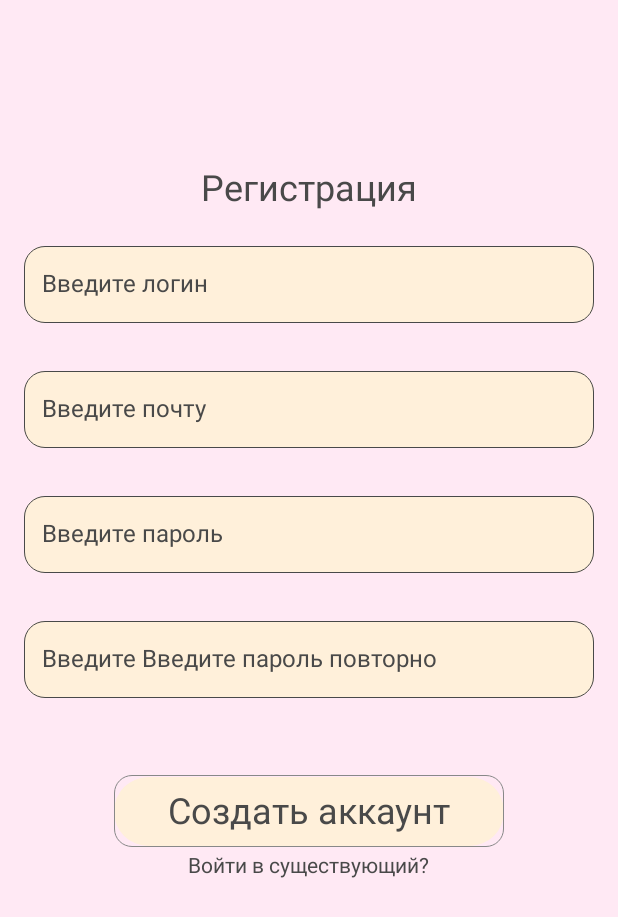
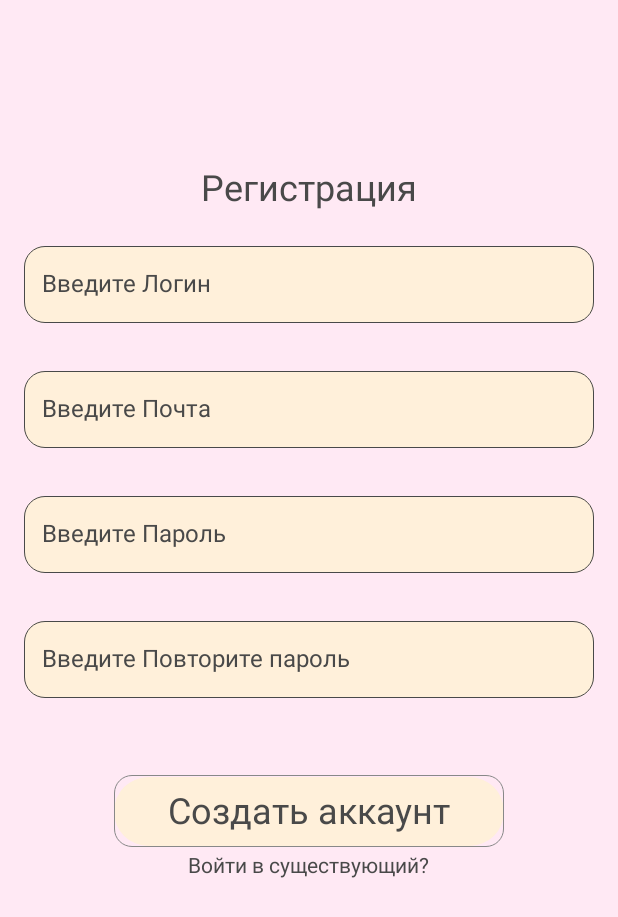
Before and after one commit to DenisFrolkov/CulinaryChest, an Android app built with Jetpack Compose: the RegistrationScreen screen opened through its navigation route, on a phone screen of 412 x 824 dp. Shown: the top 917 px of the screen. Run offline under Robolectric (Android 15) with nearby library versions, the phone set to English and light mode, and no system bars.

Commit message:
I've put the code back in order

```diff
--- a/app/src/main/java/com/den/culinarychest/presentation/screens/RegistrationScreen.kt
+++ b/app/src/main/java/com/den/culinarychest/presentation/screens/RegistrationScreen.kt
@@ -14,10 +14,12 @@ import androidx.compose.runtime.remember
 import androidx.compose.runtime.setValue
 import androidx.compose.ui.Alignment
 import androidx.compose.ui.Modifier
+import androidx.compose.ui.platform.LocalContext
 import androidx.compose.ui.text.TextStyle
 import androidx.compose.ui.unit.dp
 import androidx.compose.ui.unit.sp
 import androidx.navigation.NavController
+import com.den.culinarychest.R
 import com.den.culinarychest.presentation.common.PushButton
 import com.den.culinarychest.presentation.common.TextInput
 import com.den.culinarychest.presentation.route.AppNavigationRoute
@@ -37,20 +39,22 @@ fun RegistrationScreen(
 fun Registration(
     navController: NavController
 ) {
+    val stringResource = LocalContext.current.resources
+
     var login by remember { mutableStateOf("") }
     var email by remember { mutableStateOf("") }
     var password by remember { mutableStateOf("") }
     var verification by remember { mutableStateOf("") }
 
     Column(
+        horizontalAlignment = Alignment.CenterHorizontally,
         modifier = Modifier
             .background(color = SoftPink)
-            .fillMaxSize(),
-        horizontalAlignment = Alignment.CenterHorizontally
+            .fillMaxSize()
     ) {
         Spacer(modifier = Modifier.height(112.dp))
         Text(
-            text = "Регистрация",
+            text = stringResource.getString(R.string.registration_text),
             style = TextStyle(
                 fontSize = 24.sp,
                 color = SoftGray
@@ -61,33 +65,33 @@ fun Registration(
         ) {
             Spacer(modifier = Modifier.height(24.dp))
             TextInput(
-                inputText = "логин",
+                inputText = stringResource.getString(R.string.login_text),
                 onTextChanged = { login = it },
                 validation = { it.matches(Regex("[a-zA-Z0-9_]+")) && it.length in 5..20 }
             )
             Spacer(modifier = Modifier.height(32.dp))
             TextInput(
-                inputText = "почту",
+                inputText = stringResource.getString(R.string.email_text),
                 onTextChanged = { email = it },
                 validation = { it.matches(Regex("^([a-zA-Z0-9_\\-]+)@([a-zA-Z0-9_\\-]+)\\.([a-zA-Z]{2,5})\$")) }
             )
             Spacer(modifier = Modifier.height(32.dp))
             TextInput(
-                inputText = "пароль",
+                inputText = stringResource.getString(R.string.password_text),
                 onTextChanged = { password = it },
                 validation = { it.matches(Regex("^(?=.*[A-Za-z])(?=.*\\d)[A-Za-z\\d]{8,}\$")) }
             )
             Spacer(modifier = Modifier.height(32.dp))
             TextInput(
-                inputText = "Введите пароль повторно",
+                inputText = stringResource.getString(R.string.verification_text),
                 onTextChanged = { verification = it },
                 validation = { it == password }
             )
         }
         Spacer(modifier = Modifier.height(52.dp))
         PushButton(
-            textButton = "Создать аккаунт",
-            transitionalText = "Войти в существующий?",
+            textButton = stringResource.getString(R.string.new_account_text),
+            transitionalText = stringResource.getString(R.string.log_in_to_an_existing_text),
             navController = navController,
             navigationButton = AppNavigationRoute.BottomAppNavigationBar.route,
             navigationText = AppNavigationRoute.AuthorizationScreen.route
--- a/app/src/main/res/values/strings.xml
+++ b/app/src/main/res/values/strings.xml
@@ -1,13 +1,25 @@
 <resources>
     <string name="app_name">CulinaryChest</string>
-    <string name="mistake_text">Проверьте правильность набора информации</string>
     <string name="authorization_text">Авторизация</string>
     <string name="registration_text">Регистрация</string>
-    <string name="new_account_text">Создать аккаунт?</string>
+    <string name="new_account_issue_text">Создать аккаунт?</string>
+    <string name="log_in_to_an_existing_text">Войти в существующий?</string>
+    <string name="new_account_text">Создать аккаунт</string>
+    <string name="favorite_recipe_text">Избранные рецепты</string>
+    <string name="created_recipe_text">Созданные рецепты</string>
+    <string name="edit_text">Редактировать</string>
     <string name="enter_text">Войти</string>
+    <string name="exit_text">Выйти</string>
+    <string name="login_text">Логин</string>
+    <string name="email_text">Почта</string>
+    <string name="password_text">Пароль</string>
+    <string name="verification_text">Повторите пароль</string>
+    <string name="mistake_text">Проверьте правильность набора информации</string>
+    <string name="empty_text">Здесь еще ничего нет :(</string>
+    <string name="preparation_steps_text">Шаги приготовления:</string>
+    <string name="ingredients_text">Ингредиенты:</string>
     <string name="search_text">Поиск</string>
-    <string name="login_text">логин</string>
-    <string name="email_text">почту</string>
-    <string name="password_text">почту</string>
-    <string name="verification_text">почту</string>
+    <string name="favorite_text">Избранное</string>
+    <string name="сreated_text">Созданное</string>
+    <string name="profile_text">Профиль</string>
 </resources>
```
Also changed, not shown: app/src/main/java/com/den/culinarychest/presentation/common/ProfileStatisticsItem.kt (+7 -7 lines), app/src/main/java/com/den/culinarychest/presentation/common/RecipeInformationItem.kt (+15 -10 lines), app/src/main/java/com/den/culinarychest/presentation/common/SearchBarItem.kt (+3 -6 lines), app/src/main/java/com/den/culinarychest/presentation/navigation/bottomNavigation/BottomNavigationBar.kt (+6 -3 lines), app/src/main/java/com/den/culinarychest/presentation/navigation/topNavigationBar/TopNavigationBar.kt (+7 -2 lines), app/src/main/java/com/den/culinarychest/presentation/screens/CreatedScreen.kt (+11 -7 lines), app/src/main/java/com/den/culinarychest/presentation/screens/FavoriteScreen.kt (+8 -4 lines), app/src/main/java/com/den/culinarychest/presentation/screens/ProfileScreen.kt (+31 -16 lines), app/src/main/java/com/den/culinarychest/presentation/screens/RecipeScreen.kt (+10 -6 lines).
